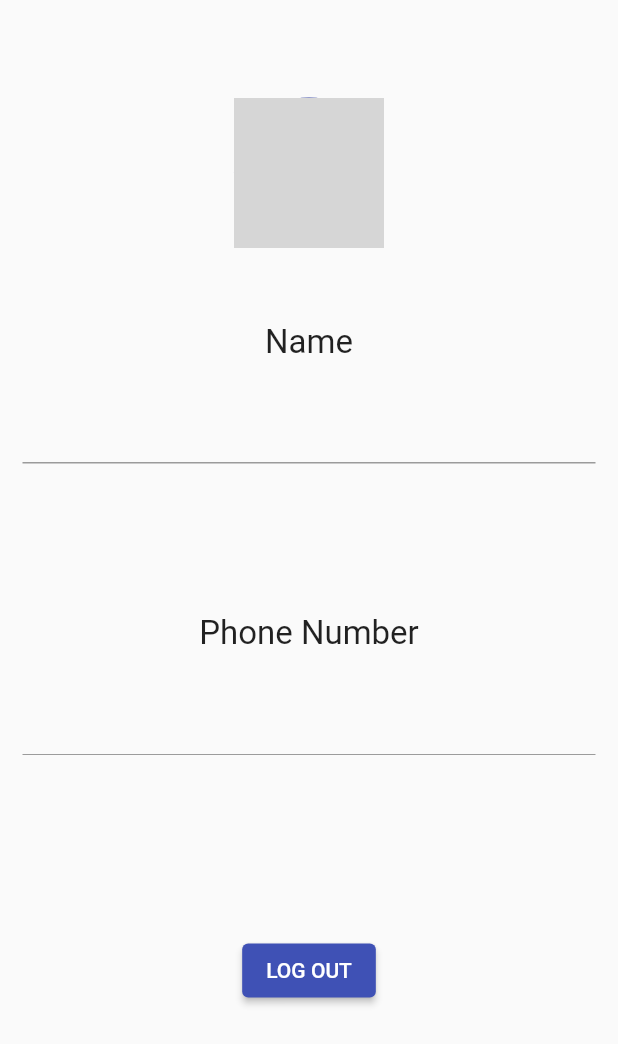
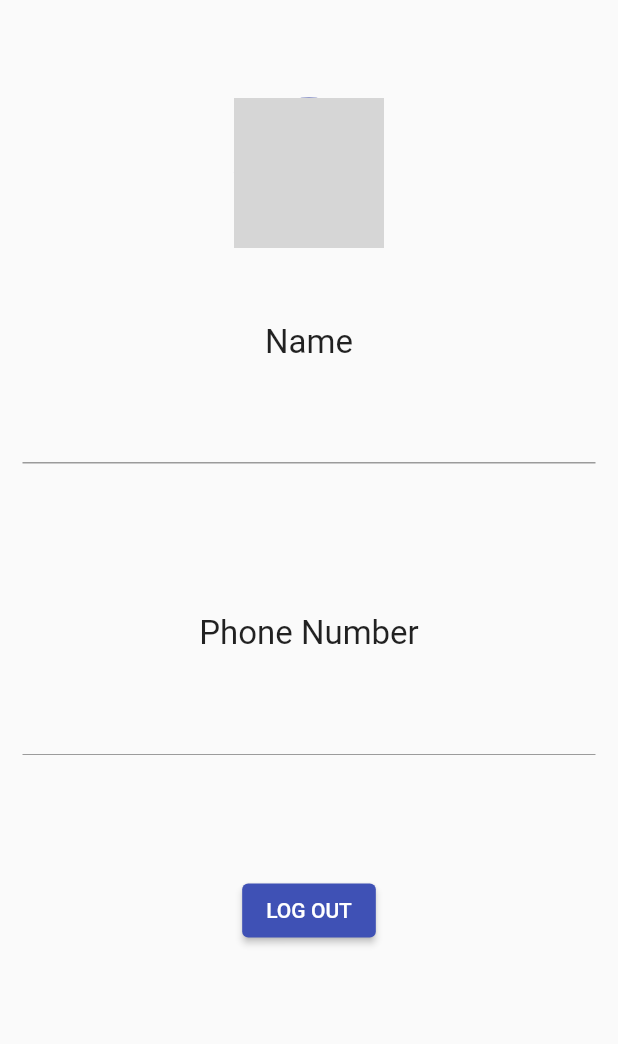
Before and after one commit to AryanKhubchandani/chatport, a Flutter app: the Settings screen opened directly, on a phone screen of 412 x 824 dp. Shown: the top 1044 px of the screen. Run offline on Flutter 3.47's test engine with Material 2 defaults, Android fonts, the phone set to English and light mode, and no system bars; our stand-ins replace cloud_firestore, country_code_picker, firebase_auth, firebase_core, firebase_messaging, firebase_storage and 3 more; accounts and stored records are empty; network calls fail; grey boxes are pictures that could not be loaded.

Commit message:
fix: update doc location

```diff
--- a/lib/screens/settings.dart
+++ b/lib/screens/settings.dart
@@ -124,7 +124,7 @@ class _SettingsState extends State<Settings> {
                       hintText: myNumber,
                     ),
                   ),
-                  const SizedBox(height: 120.0),
+                  const SizedBox(height: 80.0),
                   ElevatedButton(
                       onPressed: () async {
                         FirebaseAuth.instance.signOut();
@@ -150,7 +150,7 @@ class _SettingsState extends State<Settings> {
 
     FirebaseFirestore.instance
         .collection("users")
-        .doc(myNumber)
+        .doc(FirebaseAuth.instance.currentUser!.uid)
         .update({'imgUrl': SharedPreferenceHelper().getUserProfileUrl()});
   }
 
```
